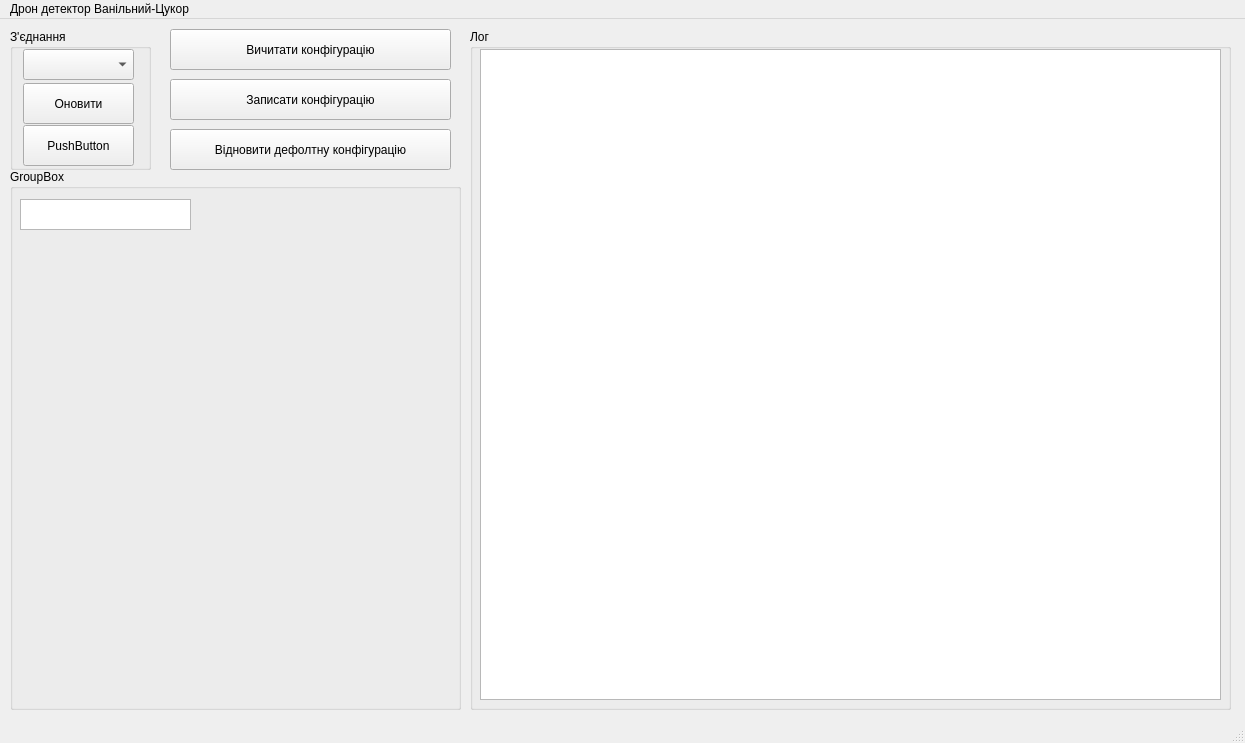
Old version of the form mainwindow.ui in the repository centroparotjag/cukorok_drone_detector.
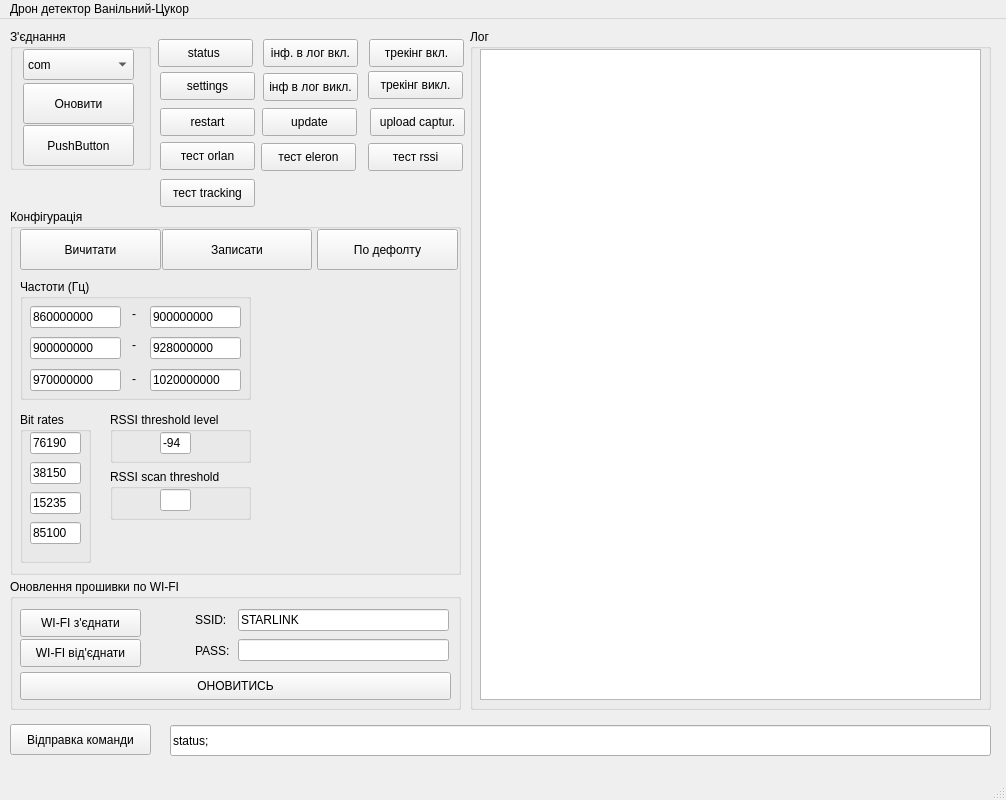
New version of the form.

Patch:
```diff
--- a/mainwindow.ui
+++ b/mainwindow.ui
@@ -6,8 +6,8 @@
    <rect>
     <x>0</x>
     <y>0</y>
-    <width>1245</width>
-    <height>743</height>
+    <width>1006</width>
+    <height>800</height>
    </rect>
   </property>
   <property name="windowTitle">
@@ -19,7 +19,7 @@
      <rect>
       <x>480</x>
       <y>30</y>
-      <width>741</width>
+      <width>501</width>
       <height>651</height>
      </rect>
     </property>
@@ -45,6 +45,11 @@
        <height>31</height>
       </rect>
      </property>
+     <item>
+      <property name="text">
+       <string>com</string>
+      </property>
+     </item>
     </widget>
     <widget class="QPushButton" name="pushButton_5">
      <property name="geometry">
@@ -73,35 +78,12 @@
      </property>
     </widget>
    </widget>
-   <widget class="QGroupBox" name="groupBox_2">
-    <property name="geometry">
-     <rect>
-      <x>10</x>
-      <y>150</y>
-      <width>451</width>
-      <height>541</height>
-     </rect>
-    </property>
-    <property name="title">
-     <string>GroupBox</string>
-    </property>
-    <widget class="QTextBrowser" name="textBrowser_2">
-     <property name="geometry">
-      <rect>
-       <x>10</x>
-       <y>30</y>
-       <width>171</width>
-       <height>31</height>
-      </rect>
-     </property>
-    </widget>
-   </widget>
    <widget class="QGroupBox" name="groupBox_3">
     <property name="geometry">
      <rect>
       <x>470</x>
       <y>10</y>
-      <width>761</width>
+      <width>521</width>
       <height>681</height>
      </rect>
     </property>
@@ -109,59 +91,637 @@
      <string>Лог</string>
     </property>
    </widget>
-   <widget class="QPushButton" name="pushButton_2">
+   <widget class="QGroupBox" name="groupBox_4">
     <property name="geometry">
      <rect>
-      <x>170</x>
-      <y>10</y>
-      <width>281</width>
-      <height>41</height>
+      <x>10</x>
+      <y>190</y>
+      <width>451</width>
+      <height>366</height>
      </rect>
     </property>
+    <property name="title">
+     <string>Конфігурація</string>
+    </property>
+    <widget class="QPushButton" name="pushButton_4">
+     <property name="geometry">
+      <rect>
+       <x>307</x>
+       <y>20</y>
+       <width>141</width>
+       <height>41</height>
+      </rect>
+     </property>
+     <property name="text">
+      <string>По дефолту</string>
+     </property>
+    </widget>
+    <widget class="QPushButton" name="pushButton_3">
+     <property name="geometry">
+      <rect>
+       <x>152</x>
+       <y>20</y>
+       <width>150</width>
+       <height>41</height>
+      </rect>
+     </property>
+     <property name="text">
+      <string>Записати</string>
+     </property>
+    </widget>
+    <widget class="QGroupBox" name="groupBox_5">
+     <property name="geometry">
+      <rect>
+       <x>10</x>
+       <y>70</y>
+       <width>231</width>
+       <height>121</height>
+      </rect>
+     </property>
+     <property name="title">
+      <string>Частоти (Гц)</string>
+     </property>
+     <widget class="QLineEdit" name="lineEdit_3">
+      <property name="geometry">
+       <rect>
+        <x>10</x>
+        <y>27</y>
+        <width>91</width>
+        <height>22</height>
+       </rect>
+      </property>
+      <property name="text">
+       <string>860000000</string>
+      </property>
+     </widget>
+     <widget class="QLabel" name="label_3">
+      <property name="geometry">
+       <rect>
+        <x>112</x>
+        <y>27</y>
+        <width>16</width>
+        <height>16</height>
+       </rect>
+      </property>
+      <property name="text">
+       <string>-</string>
+      </property>
+     </widget>
+     <widget class="QLineEdit" name="lineEdit_4">
+      <property name="geometry">
+       <rect>
+        <x>130</x>
+        <y>27</y>
+        <width>91</width>
+        <height>22</height>
+       </rect>
+      </property>
+      <property name="text">
+       <string>900000000</string>
+      </property>
+     </widget>
+     <widget class="QLabel" name="label_4">
+      <property name="geometry">
+       <rect>
+        <x>112</x>
+        <y>58</y>
+        <width>16</width>
+        <height>16</height>
+       </rect>
+      </property>
+      <property name="text">
+       <string>-</string>
+      </property>
+     </widget>
+     <widget class="QLineEdit" name="lineEdit_5">
+      <property name="geometry">
+       <rect>
+        <x>130</x>
+        <y>58</y>
+        <width>91</width>
+        <height>22</height>
+       </rect>
+      </property>
+      <property name="text">
+       <string>928000000</string>
+      </property>
+     </widget>
+     <widget class="QLineEdit" name="lineEdit_6">
+      <property name="geometry">
+       <rect>
+        <x>10</x>
+        <y>58</y>
+        <width>91</width>
+        <height>22</height>
+       </rect>
+      </property>
+      <property name="text">
+       <string>900000000</string>
+      </property>
+     </widget>
+     <widget class="QLabel" name="label_5">
+      <property name="geometry">
+       <rect>
+        <x>112</x>
+        <y>92</y>
+        <width>10</width>
+        <height>16</height>
+       </rect>
+      </property>
+      <property name="text">
+       <string>-</string>
+      </property>
+     </widget>
+     <widget class="QLineEdit" name="lineEdit_7">
+      <property name="geometry">
+       <rect>
+        <x>130</x>
+        <y>90</y>
+        <width>91</width>
+        <height>22</height>
+       </rect>
+      </property>
+      <property name="text">
+       <string>1020000000</string>
+      </property>
+     </widget>
+     <widget class="QLineEdit" name="lineEdit_8">
+      <property name="geometry">
+       <rect>
+        <x>10</x>
+        <y>90</y>
+        <width>91</width>
+        <height>22</height>
+       </rect>
+      </property>
+      <property name="text">
+       <string>970000000</string>
+      </property>
+     </widget>
+    </widget>
+    <widget class="QGroupBox" name="groupBox_6">
+     <property name="geometry">
+      <rect>
+       <x>10</x>
+       <y>203</y>
+       <width>71</width>
+       <height>151</height>
+      </rect>
+     </property>
+     <property name="title">
+      <string>Bit rates</string>
+     </property>
+     <widget class="QLineEdit" name="lineEdit_9">
+      <property name="geometry">
+       <rect>
+        <x>10</x>
+        <y>20</y>
+        <width>51</width>
+        <height>22</height>
+       </rect>
+      </property>
+      <property name="text">
+       <string>76190</string>
+      </property>
+     </widget>
+     <widget class="QLineEdit" name="lineEdit_10">
+      <property name="geometry">
+       <rect>
+        <x>10</x>
+        <y>50</y>
+        <width>51</width>
+        <height>22</height>
+       </rect>
+      </property>
+      <property name="text">
+       <string>38150</string>
+      </property>
+     </widget>
+     <widget class="QLineEdit" name="lineEdit_11">
+      <property name="geometry">
+       <rect>
+        <x>10</x>
+        <y>80</y>
+        <width>51</width>
+        <height>22</height>
+       </rect>
+      </property>
+      <property name="text">
+       <string>15235</string>
+      </property>
+     </widget>
+     <widget class="QLineEdit" name="lineEdit_12">
+      <property name="geometry">
+       <rect>
+        <x>10</x>
+        <y>110</y>
+        <width>51</width>
+        <height>22</height>
+       </rect>
+      </property>
+      <property name="text">
+       <string>85100</string>
+      </property>
+     </widget>
+    </widget>
+    <widget class="QGroupBox" name="groupBox_7">
+     <property name="geometry">
+      <rect>
+       <x>100</x>
+       <y>203</y>
+       <width>141</width>
+       <height>51</height>
+      </rect>
+     </property>
+     <property name="title">
+      <string>RSSI threshold level</string>
+     </property>
+     <widget class="QLineEdit" name="lineEdit_13">
+      <property name="geometry">
+       <rect>
+        <x>50</x>
+        <y>20</y>
+        <width>31</width>
+        <height>22</height>
+       </rect>
+      </property>
+      <property name="text">
+       <string>-94</string>
+      </property>
+     </widget>
+    </widget>
+    <widget class="QGroupBox" name="groupBox_8">
+     <property name="geometry">
+      <rect>
+       <x>100</x>
+       <y>260</y>
+       <width>141</width>
+       <height>51</height>
+      </rect>
+     </property>
+     <property name="title">
+      <string>RSSI scan threshold </string>
+     </property>
+     <widget class="QLineEdit" name="lineEdit_14">
+      <property name="geometry">
+       <rect>
+        <x>50</x>
+        <y>20</y>
+        <width>31</width>
+        <height>22</height>
+       </rect>
+      </property>
+      <property name="text">
+       <string/>
+      </property>
+     </widget>
+    </widget>
+    <widget class="QPushButton" name="pushButton_2">
+     <property name="geometry">
+      <rect>
+       <x>10</x>
+       <y>20</y>
+       <width>141</width>
+       <height>41</height>
+      </rect>
+     </property>
+     <property name="text">
+      <string>Вичитати</string>
+     </property>
+    </widget>
+   </widget>
+   <widget class="QPushButton" name="pushButton_6">
+    <property name="geometry">
+     <rect>
+      <x>263</x>
+      <y>20</y>
+      <width>95</width>
+      <height>28</height>
+     </rect>
+    </property>
     <property name="text">
-     <string>Вичитати конфігурацію</string>
+     <string>інф. в лог вкл.</string>
     </property>
    </widget>
-   <widget class="QPushButton" name="pushButton_3">
+   <widget class="QPushButton" name="pushButton_7">
     <property name="geometry">
      <rect>
-      <x>170</x>
-      <y>60</y>
-      <width>281</width>
-      <height>41</height>
+      <x>160</x>
+      <y>123</y>
+      <width>95</width>
+      <height>28</height>
      </rect>
     </property>
     <property name="text">
-     <string>Записати конфігурацію</string>
+     <string>тест orlan</string>
     </property>
    </widget>
-   <widget class="QPushButton" name="pushButton_4">
+   <widget class="QPushButton" name="pushButton_9">
     <property name="geometry">
      <rect>
+      <x>261</x>
+      <y>124</y>
+      <width>95</width>
+      <height>28</height>
+     </rect>
+    </property>
+    <property name="text">
+     <string>тест eleron</string>
+    </property>
+   </widget>
+   <widget class="QPushButton" name="pushButton_11">
+    <property name="geometry">
+     <rect>
+      <x>368</x>
+      <y>124</y>
+      <width>95</width>
+      <height>28</height>
+     </rect>
+    </property>
+    <property name="text">
+     <string>тест rssi</string>
+    </property>
+   </widget>
+   <widget class="QPushButton" name="pushButton_14">
+    <property name="geometry">
+     <rect>
+      <x>263</x>
+      <y>54</y>
+      <width>95</width>
+      <height>28</height>
+     </rect>
+    </property>
+    <property name="text">
+     <string>інф в лог викл.</string>
+    </property>
+   </widget>
+   <widget class="QPushButton" name="pushButton_13">
+    <property name="geometry">
+     <rect>
+      <x>262</x>
+      <y>89</y>
+      <width>95</width>
+      <height>28</height>
+     </rect>
+    </property>
+    <property name="text">
+     <string>update</string>
+    </property>
+   </widget>
+   <widget class="QPushButton" name="pushButton_15">
+    <property name="geometry">
+     <rect>
+      <x>370</x>
+      <y>89</y>
+      <width>95</width>
+      <height>28</height>
+     </rect>
+    </property>
+    <property name="text">
+     <string>upload captur.</string>
+    </property>
+   </widget>
+   <widget class="QPushButton" name="pushButton_10">
+    <property name="geometry">
+     <rect>
+      <x>20</x>
+      <y>590</y>
+      <width>121</width>
+      <height>28</height>
+     </rect>
+    </property>
+    <property name="text">
+     <string>WI-FI з'єднати</string>
+    </property>
+   </widget>
+   <widget class="QPushButton" name="pushButton_19">
+    <property name="geometry">
+     <rect>
+      <x>20</x>
+      <y>620</y>
+      <width>121</width>
+      <height>28</height>
+     </rect>
+    </property>
+    <property name="text">
+     <string>WI-FI від'єднати</string>
+    </property>
+   </widget>
+   <widget class="QLabel" name="label">
+    <property name="geometry">
+     <rect>
+      <x>195</x>
+      <y>593</y>
+      <width>41</width>
+      <height>16</height>
+     </rect>
+    </property>
+    <property name="text">
+     <string>SSID:</string>
+    </property>
+   </widget>
+   <widget class="QLineEdit" name="lineEdit">
+    <property name="geometry">
+     <rect>
+      <x>238</x>
+      <y>590</y>
+      <width>211</width>
+      <height>22</height>
+     </rect>
+    </property>
+    <property name="text">
+     <string>STARLINK</string>
+    </property>
+   </widget>
+   <widget class="QLabel" name="label_2">
+    <property name="geometry">
+     <rect>
+      <x>195</x>
+      <y>624</y>
+      <width>41</width>
+      <height>16</height>
+     </rect>
+    </property>
+    <property name="text">
+     <string>PASS:</string>
+    </property>
+   </widget>
+   <widget class="QLineEdit" name="lineEdit_2">
+    <property name="geometry">
+     <rect>
+      <x>238</x>
+      <y>620</y>
+      <width>211</width>
+      <height>22</height>
+     </rect>
+    </property>
+    <property name="text">
+     <string/>
+    </property>
+   </widget>
+   <widget class="QGroupBox" name="groupBox_2">
+    <property name="geometry">
+     <rect>
+      <x>10</x>
+      <y>560</y>
+      <width>451</width>
+      <height>131</height>
+     </rect>
+    </property>
+    <property name="title">
+     <string>Оновлення прошивки по WI-FI</string>
+    </property>
+    <widget class="QPushButton" name="pushButton_20">
+     <property name="geometry">
+      <rect>
+       <x>10</x>
+       <y>93</y>
+       <width>431</width>
+       <height>28</height>
+      </rect>
+     </property>
+     <property name="text">
+      <string>ОНОВИТИСЬ</string>
+     </property>
+    </widget>
+   </widget>
+   <widget class="QPushButton" name="pushButton_8">
+    <property name="geometry">
+     <rect>
+      <x>158</x>
+      <y>20</y>
+      <width>95</width>
+      <height>28</height>
+     </rect>
+    </property>
+    <property name="text">
+     <string>status </string>
+    </property>
+   </widget>
+   <widget class="QPushButton" name="pushButton_16">
+    <property name="geometry">
+     <rect>
+      <x>368</x>
+      <y>52</y>
+      <width>95</width>
+      <height>28</height>
+     </rect>
+    </property>
+    <property name="text">
+     <string>трекінг викл.</string>
+    </property>
+   </widget>
+   <widget class="QPushButton" name="pushButton_18">
+    <property name="geometry">
+     <rect>
+      <x>369</x>
+      <y>20</y>
+      <width>95</width>
+      <height>28</height>
+     </rect>
+    </property>
+    <property name="text">
+     <string>трекінг вкл.</string>
+    </property>
+   </widget>
+   <widget class="QPushButton" name="pushButton_17">
+    <property name="geometry">
+     <rect>
+      <x>160</x>
+      <y>160</y>
+      <width>95</width>
+      <height>28</height>
+     </rect>
+    </property>
+    <property name="text">
+     <string>тест tracking</string>
+    </property>
+   </widget>
+   <widget class="QPushButton" name="pushButton_21">
+    <property name="geometry">
+     <rect>
+      <x>160</x>
+      <y>53</y>
+      <width>95</width>
+      <height>28</height>
+     </rect>
+    </property>
+    <property name="text">
+     <string>settings</string>
+    </property>
+   </widget>
+   <widget class="QPushButton" name="pushButton_22">
+    <property name="geometry">
+     <rect>
+      <x>10</x>
+      <y>705</y>
+      <width>141</width>
+      <height>31</height>
+     </rect>
+    </property>
+    <property name="text">
+     <string>Відправка команди</string>
+    </property>
+   </widget>
+   <widget class="QLineEdit" name="lineEdit_15">
+    <property name="geometry">
+     <rect>
       <x>170</x>
-      <y>110</y>
-      <width>281</width>
-      <height>41</height>
+      <y>706</y>
+      <width>821</width>
+      <height>31</height>
      </rect>
     </property>
     <property name="text">
-     <string>Відновити дефолтну конфігурацію</string>
+     <string>status;</string>
     </property>
    </widget>
+   <widget class="QPushButton" name="pushButton_12">
+    <property name="geometry">
+     <rect>
+      <x>160</x>
+      <y>89</y>
+      <width>95</width>
+      <height>28</height>
+     </rect>
+    </property>
+    <property name="text">
+     <string>restart</string>
+    </property>
+   </widget>
+   <zorder>groupBox_2</zorder>
+   <zorder>groupBox_4</zorder>
    <zorder>groupBox_3</zorder>
    <zorder>groupBox</zorder>
    <zorder>textBrowser</zorder>
-   <zorder>groupBox_2</zorder>
-   <zorder>pushButton_2</zorder>
-   <zorder>pushButton_3</zorder>
-   <zorder>pushButton_4</zorder>
+   <zorder>pushButton_6</zorder>
+   <zorder>pushButton_7</zorder>
+   <zorder>pushButton_9</zorder>
+   <zorder>pushButton_11</zorder>
+   <zorder>pushButton_14</zorder>
+   <zorder>pushButton_13</zorder>
+   <zorder>pushButton_15</zorder>
+   <zorder>pushButton_10</zorder>
+   <zorder>pushButton_19</zorder>
+   <zorder>label</zorder>
+   <zorder>lineEdit</zorder>
+   <zorder>label_2</zorder>
+   <zorder>lineEdit_2</zorder>
+   <zorder>pushButton_8</zorder>
+   <zorder>pushButton_16</zorder>
+   <zorder>pushButton_18</zorder>
+   <zorder>pushButton_17</zorder>
+   <zorder>pushButton_21</zorder>
+   <zorder>pushButton_22</zorder>
+   <zorder>lineEdit_15</zorder>
+   <zorder>pushButton_12</zorder>
   </widget>
   <widget class="QMenuBar" name="menubar">
    <property name="geometry">
     <rect>
      <x>0</x>
      <y>0</y>
-     <width>1245</width>
+     <width>1006</width>
      <height>26</height>
     </rect>
    </property>
```
